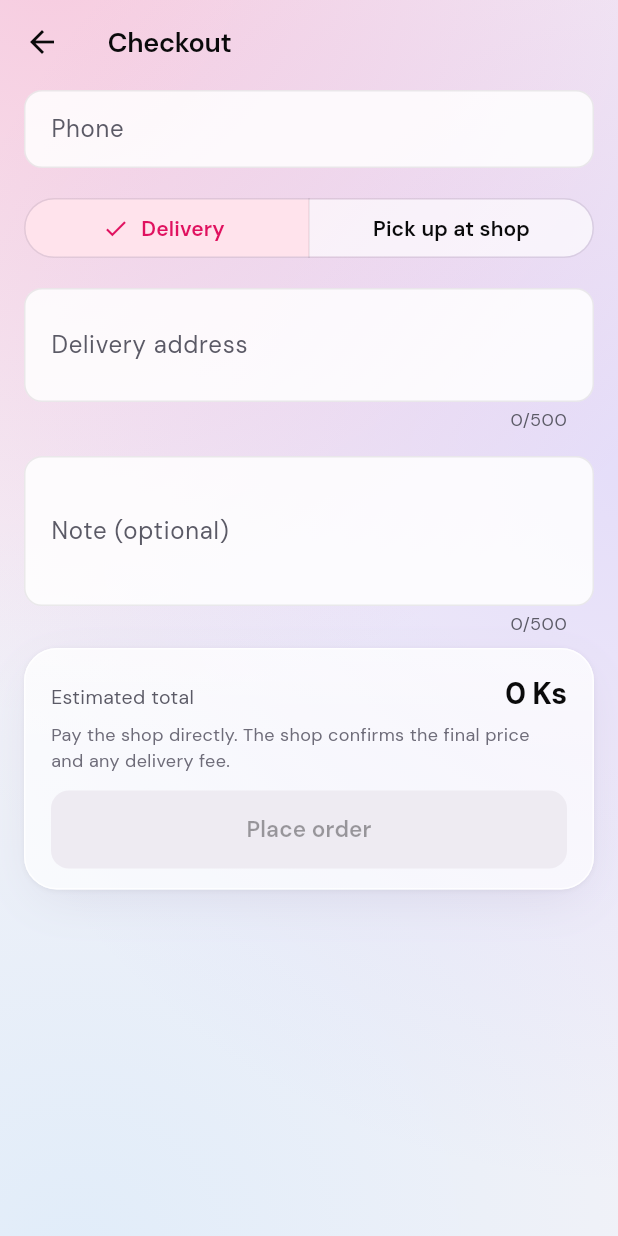
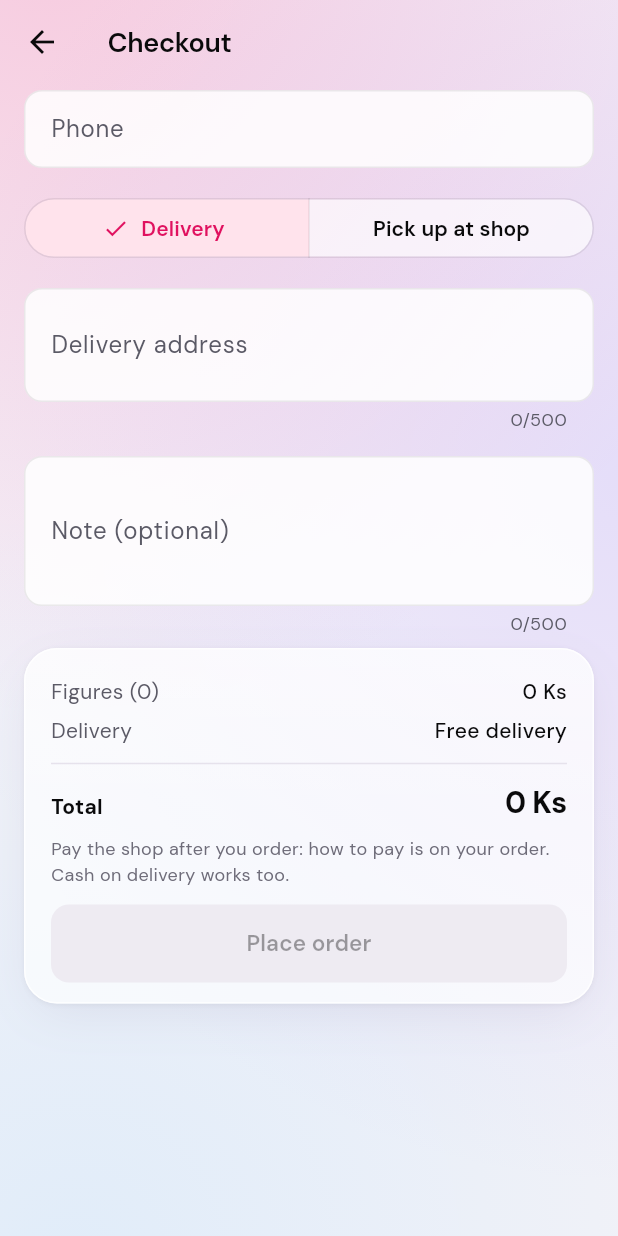
Before and after one commit to naingkhantdev/anime-figure-lite, a Flutter app: the CheckoutPage screen opened directly, on a phone screen of 412 x 824 dp. Run offline on Flutter 3.47's test engine with Material 3 defaults, Android fonts, the phone set to English and light mode, and no system bars; our stand-ins replace cloud_firestore, firebase_auth, firebase_core, firebase_crashlytics, flutter_riverpod, image_picker; accounts and stored records are empty.

Commit message:
Charge each shop's delivery fee at checkout
Checkout shows the figures, the delivery fee (each shop's, free for
pickup and the house) and the total. Orders store delivery_fee, and
total now includes it. firestore.rules check the fee against the shop's
shop_public, so a modified app can't skip it.

```diff
--- a/lib/l10n/app_en.arb
+++ b/lib/l10n/app_en.arb
@@ -281,7 +281,7 @@
   "deliveryAddressHint": "Township, street, landmark",
   "noteOptional": "Note (optional)",
   "estimatedTotal": "Estimated total",
-  "payShopDirectly": "Pay the shop directly. The shop confirms the final price and any delivery fee.",
+  "payShopDirectly": "Pay the shop after you order: how to pay is on your order. Cash on delivery works too.",
   "placeOrder": "Place order",
   "cartEmpty": "Your cart is empty",
   "cartEmptyBody": "Figures you add show up here.",
@@ -303,8 +303,8 @@
       }
     }
   },
-  "setByShop": "Set by the shop",
-  "cartManyShops": "These come from {shops} shops, so you will get one order from each. Each shop confirms its price and any delivery fee.",
+  "setByShop": "Added at checkout",
+  "cartManyShops": "These come from {shops} shops, so you will get one order from each, and each shop charges its own delivery.",
   "@cartManyShops": {
     "placeholders": {
       "shops": {
@@ -312,7 +312,7 @@
       }
     }
   },
-  "cartOneShop": "The shop confirms the final price and any delivery fee.",
+  "cartOneShop": "Pick delivery or pickup at checkout.",
   "priceEach": "{price} each",
   "@priceEach": {
     "placeholders": {
@@ -802,5 +802,7 @@
     }
   },
   "viberNotInstalled": "Viber isn't on this phone.",
-  "contactTheShop": "Contact the shop"
+  "contactTheShop": "Contact the shop",
+  "total": "Total",
+  "pickupNoFee": "None, you pick up"
 }
--- a/lib/l10n/app_localizations.dart
+++ b/lib/l10n/app_localizations.dart
@@ -820,7 +820,7 @@ abstract class AppLocalizations {
   /// No description provided for @payShopDirectly.
   ///
   /// In en, this message translates to:
-  /// **'Pay the shop directly. The shop confirms the final price and any delivery fee.'**
+  /// **'Pay the shop after you order: how to pay is on your order. Cash on delivery works too.'**
   String get payShopDirectly;
 
   /// No description provided for @placeOrder.
@@ -868,19 +868,19 @@ abstract class AppLocalizations {
   /// No description provided for @setByShop.
   ///
   /// In en, this message translates to:
-  /// **'Set by the shop'**
+  /// **'Added at checkout'**
   String get setByShop;
 
   /// No description provided for @cartManyShops.
   ///
   /// In en, this message translates to:
-  /// **'These come from {shops} shops, so you will get one order from each. Each shop confirms its price and any delivery fee.'**
+  /// **'These come from {shops} shops, so you will get one order from each, and each shop charges its own delivery.'**
   String cartManyShops(int shops);
 
   /// No description provided for @cartOneShop.
   ///
   /// In en, this message translates to:
-  /// **'The shop confirms the final price and any delivery fee.'**
+  /// **'Pick delivery or pickup at checkout.'**
   String get cartOneShop;
 
   /// No description provided for @priceEach.
@@ -2154,6 +2154,18 @@ abstract class AppLocalizations {
   /// In en, this message translates to:
   /// **'Contact the shop'**
   String get contactTheShop;
+
+  /// No description provided for @total.
+  ///
+  /// In en, this message translates to:
+  /// **'Total'**
+  String get total;
+
+  /// No description provided for @pickupNoFee.
+  ///
+  /// In en, this message translates to:
+  /// **'None, you pick up'**
+  String get pickupNoFee;
 }
 
 class _AppLocalizationsDelegate extends LocalizationsDelegate<AppLocalizations> {
--- a/lib/l10n/app_localizations_en.dart
+++ b/lib/l10n/app_localizations_en.dart
@@ -426,7 +426,7 @@ class AppLocalizationsEn extends AppLocalizations {
   String get estimatedTotal => 'Estimated total';
 
   @override
-  String get payShopDirectly => 'Pay the shop directly. The shop confirms the final price and any delivery fee.';
+  String get payShopDirectly => 'Pay the shop after you order: how to pay is on your order. Cash on delivery works too.';
 
   @override
   String get placeOrder => 'Place order';
@@ -460,15 +460,15 @@ class AppLocalizationsEn extends AppLocalizations {
   }
 
   @override
-  String get setByShop => 'Set by the shop';
+  String get setByShop => 'Added at checkout';
 
   @override
   String cartManyShops(int shops) {
-    return 'These come from $shops shops, so you will get one order from each. Each shop confirms its price and any delivery fee.';
+    return 'These come from $shops shops, so you will get one order from each, and each shop charges its own delivery.';
   }
 
   @override
-  String get cartOneShop => 'The shop confirms the final price and any delivery fee.';
+  String get cartOneShop => 'Pick delivery or pickup at checkout.';
 
   @override
   String priceEach(String price) {
@@ -1211,4 +1211,10 @@ class AppLocalizationsEn extends AppLocalizations {
 
   @override
   String get contactTheShop => 'Contact the shop';
+
+  @override
+  String get total => 'Total';
+
+  @override
+  String get pickupNoFee => 'None, you pick up';
 }
--- a/lib/models/shop_order.dart
+++ b/lib/models/shop_order.dart
@@ -10,10 +10,11 @@ enum DeliveryMethod {
 }
 
 /// Firestore: `orders/{id}`
-/// Fields: user_id, status, items (list of maps), total (int, whole kyats),
-/// phone, delivery_method, address, note, created_at, shop_id (the shop
-/// whose figures these are; empty for the house's own, absent on old
-/// orders). Checkout makes one order per shop.
+/// Fields: user_id, status, items (list of maps), total (int, whole kyats,
+/// delivery included), delivery_fee (int; absent on old orders), phone,
+/// delivery_method, address, note, created_at, shop_id (the shop whose
+/// figures these are; empty for the house's own, absent on old orders).
+/// Checkout makes one order per shop.
 class ShopOrder {
   const ShopOrder({
     required this.id,
@@ -24,13 +25,20 @@ class ShopOrder {
     required this.deliveryMethod,
     required this.address,
     required this.note,
+    this.deliveryFee = 0,
     this.createdAt,
     this.shopId = '',
   });
 
   final String id;
   final String status;
+
+  /// What the customer pays: the figures plus [deliveryFee].
   final int total;
+  final int deliveryFee;
+
+  /// The figures alone.
+  int get subtotal => total - deliveryFee;
   final List<OrderLine> items;
   final String phone;
   final DeliveryMethod deliveryMethod;
@@ -48,6 +56,7 @@ class ShopOrder {
       id: doc.id,
       status: data['status'] as String? ?? 'pending',
       total: (data['total'] as num?)?.toInt() ?? 0,
+      deliveryFee: (data['delivery_fee'] as num?)?.toInt() ?? 0,
       items: rawItems
           .whereType<Map>()
           .map((m) => OrderLine.fromMap(Map<String, dynamic>.from(m)))
--- a/lib/ui/pages/checkout_page.dart
+++ b/lib/ui/pages/checkout_page.dart
@@ -98,8 +98,48 @@ class _CheckoutPageState extends ConsumerState<CheckoutPage> {
   Widget build(BuildContext context) {
     ref.listen(myOrdersProvider, (_, next) => _prefill(next.valueOrNull));
     final cart = ref.watch(cartProvider);
-    final total = cart.fold<int>(0, (sum, i) => sum + i.subtotal);
+    final figures = cart.fold<int>(0, (sum, i) => sum + i.subtotal);
     final isDelivery = _method == DeliveryMethod.delivery;
+    // One order, and one delivery fee, per shop; the house delivers free.
+    // OrderRepository re-reads the fees when it places the orders.
+    final shopIds = {for (final i in cart) i.product.shopId}..remove('');
+    final delivery = !isDelivery
+        ? 0
+        : shopIds.fold<int>(
+            0,
+            (sum, id) =>
+                sum +
+                (ref.watch(shopPublicProvider(id)).valueOrNull?.deliveryFee ??
+                    0));
+    final total = figures + delivery;
+    final l = context.l10n;
+
+    Widget row(String label, String value, {bool strong = false}) => Padding(
+          padding: const EdgeInsets.symmetric(vertical: 3),
+          child: Row(
+            crossAxisAlignment: CrossAxisAlignment.baseline,
+            textBaseline: TextBaseline.alphabetic,
+            children: [
+              Expanded(
+                child: Text(label,
+                    maxLines: 1,
+                    overflow: TextOverflow.ellipsis,
+                    style: TextStyle(
+                        color: strong ? AppColors.ink : AppColors.inkMuted,
+                        fontWeight:
+                            strong ? FontWeight.w700 : FontWeight.w400)),
+              ),
+              const SizedBox(width: 12),
+              Text(value,
+                  style: strong
+                      ? const TextStyle(
+                          fontSize: 20,
+                          fontWeight: FontWeight.w700,
+                          letterSpacing: -0.3)
+                      : const TextStyle(fontWeight: FontWeight.w500)),
+            ],
+          ),
+        );
 
     return Scaffold(
       appBar: AppBar(title: Text(context.l10n.checkout)),
@@ -161,28 +201,20 @@ class _CheckoutPageState extends ConsumerState<CheckoutPage> {
                 mainAxisSize: MainAxisSize.min,
                 crossAxisAlignment: CrossAxisAlignment.stretch,
                 children: [
-                  Row(
-                    crossAxisAlignment: CrossAxisAlignment.baseline,
-                    textBaseline: TextBaseline.alphabetic,
-                    children: [
-                      Expanded(
-                        child: Text(context.l10n.estimatedTotal,
-                            maxLines: 1,
-                            overflow: TextOverflow.ellipsis,
-                            style: const TextStyle(
-                                color: AppColors.inkMuted, fontSize: 13)),
-                      ),
-                      const SizedBox(width: 12),
-                      Text(formatMmk(total),
-                          style: const TextStyle(
-                              fontSize: 20,
-                              fontWeight: FontWeight.w700,
-                              letterSpacing: -0.3)),
-                    ],
-                  ),
+                  row(l.figuresCount(cart.fold(0, (n, i) => n + i.quantity)),
+                      formatMmk(figures)),
+                  row(
+                      l.deliveryMethodDelivery,
+                      !isDelivery
+                          ? l.pickupNoFee
+                          : delivery == 0
+                              ? l.freeDelivery
+                              : formatMmk(delivery)),
+                  const Divider(height: 18),
+                  row(l.total, formatMmk(total), strong: true),
                   const SizedBox(height: 4),
                   Text(
-                    context.l10n.payShopDirectly,
+                    l.payShopDirectly,
                     style: const TextStyle(
                         fontSize: 12, color: AppColors.inkSubtle),
                   ),
--- a/lib/ui/pages/orders_page.dart
+++ b/lib/ui/pages/orders_page.dart
@@ -221,6 +221,17 @@ class _OrderDetailSheetState extends ConsumerState<_OrderDetailSheet> {
                   ],
                 ),
               ),
+            if (order.deliveryFee > 0)
+              Padding(
+                padding: const EdgeInsets.symmetric(vertical: 2),
+                child: Row(
+                  children: [
+                    Expanded(child: Text(context.l10n.deliveryMethodDelivery)),
+                    Text(formatMmk(order.deliveryFee),
+                        style: const TextStyle(fontWeight: FontWeight.w600)),
+                  ],
+                ),
+              ),
             const Divider(height: 24),
             Text('${order.deliveryMethod.label(context.l10n)} · ${order.phone}'),
             if (order.address.isNotEmpty) Text(order.address),
```
Also changed, not shown: lib/data/order_repository.dart (+16 -3 lines), lib/ui/pages/shop_orders_tab.dart (+12 -0 lines), 3 other files.
